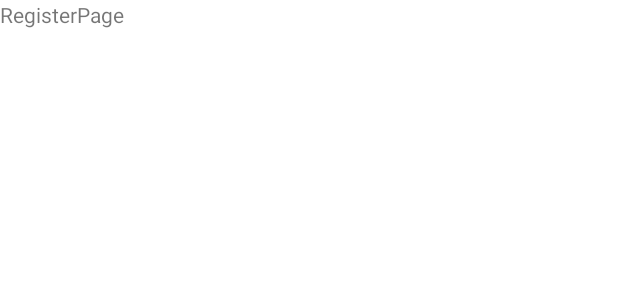
After one commit to Ram-adhan/android-mvp-basic, an Android app: the layout activity_register_page.xml on its own in the app's theme, with its tools: preview values and no code run, on a phone screen of 412 x 824 dp. The commit adds this screen. Shown: the top 300 px of the screen. Run offline under Robolectric (Android 15) with nearby library versions, the phone set to English and light mode, and no system bars; Roboto replaces fonts that are not available here.

Commit message:
add activity navigation

```diff
--- /dev/null
+++ b/app/src/main/res/layout/activity_register_page.xml
@@ -0,0 +1,15 @@
+<?xml version="1.0" encoding="utf-8"?>
+<androidx.constraintlayout.widget.ConstraintLayout xmlns:android="http://schemas.android.com/apk/res/android"
+    xmlns:app="http://schemas.android.com/apk/res-auto"
+    xmlns:tools="http://schemas.android.com/tools"
+    android:layout_width="match_parent"
+    android:layout_height="match_parent"
+    tools:context=".RegisterPage">
+
+    <TextView
+        android:layout_width="match_parent"
+        android:layout_height="wrap_content"
+        android:text="RegisterPage"
+        app:layout_constraintTop_toTopOf="parent"
+        app:layout_constraintStart_toStartOf="parent"/>
+</androidx.constraintlayout.widget.ConstraintLayout>
```
Also changed, not shown: app/src/main/AndroidManifest.xml (+8 -0 lines), app/src/main/java/com/example/mvpapplication/MainActivity.kt (+44 -5 lines), app/src/main/java/com/example/mvpapplication/RegisterPage.kt (added, +35 -0 lines), app/src/main/java/com/example/mvpapplication/Utils.kt (added, +8 -0 lines).
